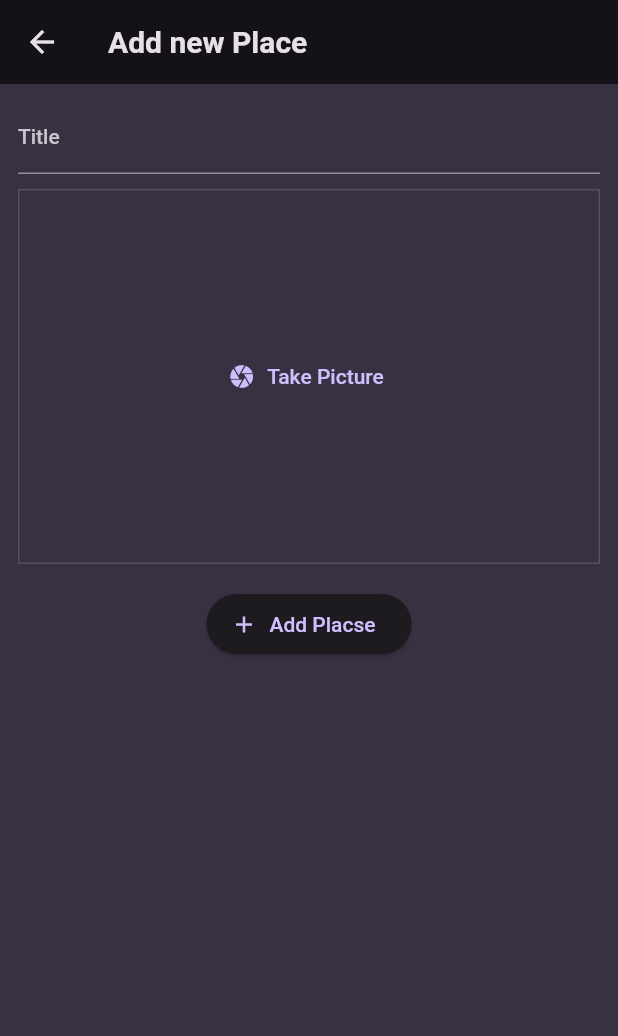
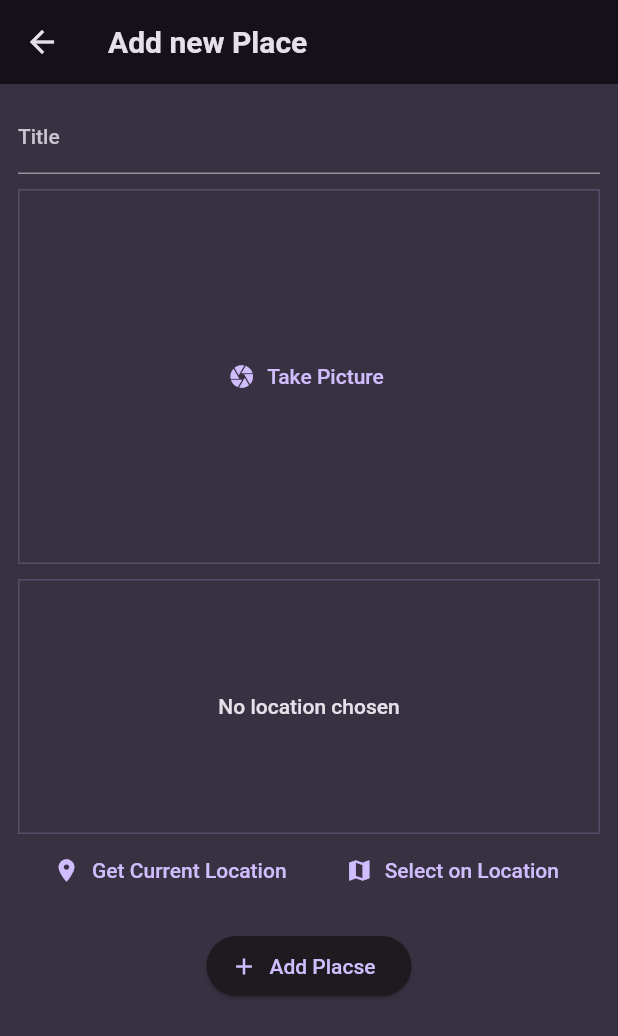
Before and after one commit to trungnghia2009/Flutter_Favorite_Places, a Flutter app: the screen it shows after launch, after a tap on the "add" icon, on a phone screen of 412 x 824 dp. Shown: the top 1036 px of the screen. Run offline on Flutter 3.47's test engine with Material 2 defaults, Android fonts, the light colour scheme and no system bars; our stand-ins replace flutter_riverpod, google_fonts, image_picker, location.

Commit message:
add more features

```diff
--- a/lib/main.dart
+++ b/lib/main.dart
@@ -42,6 +42,7 @@
       title: 'Great Places',
       theme: theme,
       home: const PlacesScreen(),
+      debugShowCheckedModeBanner: false,
     );
   }
 }
--- a/lib/screens/add_place.dart
+++ b/lib/screens/add_place.dart
@@ -1,3 +1,4 @@
+import 'package:a6_favorite_places/widgets/location_input.dart';
 import 'package:flutter/material.dart';
 import 'dart:io';
 
@@ -60,6 +61,8 @@
             ),
             const SizedBox(height: 10),
             ImageInput(onPickImage: _onPickImage),
+            const SizedBox(height: 10),
+            const LocationInput(),
             const SizedBox(height: 16),
             ElevatedButton.icon(
               onPressed: _savePlace,
--- /dev/null
+++ b/lib/widgets/location_input.dart
@@ -0,0 +1,99 @@
+import 'package:flutter/material.dart';
+import 'package:location/location.dart';
+
+class LocationInput extends StatefulWidget {
+  const LocationInput({super.key});
+
+  @override
+  State<LocationInput> createState() {
+    return _LocationInputState();
+  }
+}
+
+class _LocationInputState extends State<LocationInput> {
+  Location? _pickedLocation;
+  var _isGettingLocation = false;
+
+  void _getCurrentLocation() async {
+    Location location = Location();
+
+    bool serviceEnabled;
+    PermissionStatus permissionGranted;
+    LocationData locationData;
+
+    serviceEnabled = await location.serviceEnabled();
+    if (!serviceEnabled) {
+      serviceEnabled = await location.requestService();
+      if (!serviceEnabled) {
+        return;
+      }
+    }
+
+    permissionGranted = await location.hasPermission();
+    if (permissionGranted == PermissionStatus.denied) {
+      permissionGranted = await location.requestPermission();
+      if (permissionGranted != PermissionStatus.granted) {
+        return;
+      }
+    }
+
+    setState(() {
+      _isGettingLocation = true;
+    });
+
+    locationData = await location.getLocation();
+
+    setState(() {
+      _isGettingLocation = false;
+    });
+
+    debugPrint(locationData.latitude.toString());
+    debugPrint(locationData.altitude.toString());
+  }
+
+  @override
+  Widget build(BuildContext context) {
+    Widget previewContent = Text(
+      'No location chosen',
+      textAlign: TextAlign.center,
+      style: Theme.of(context).textTheme.bodyLarge!.copyWith(
+            color: Theme.of(context).colorScheme.onBackground,
+          ),
+    );
+
+    if (_isGettingLocation) {
+      previewContent = const CircularProgressIndicator();
+    }
+
+    return Column(
+      children: [
+        Container(
+          alignment: Alignment.center,
+          height: 170,
+          width: double.infinity,
+          decoration: BoxDecoration(
+              border: Border.all(
+                  width: 1,
+                  color:
+                      Theme.of(context).colorScheme.primary.withOpacity(0.2))),
+          child: previewContent,
+        ),
+        Row(
+          mainAxisAlignment: MainAxisAlignment.spaceEvenly,
+          children: [
+            TextButton.icon(
+              onPressed: _getCurrentLocation,
+              icon: const Icon(Icons.location_on),
+              label: const Text('Get Current Location'),
+            ),
+            TextButton.icon(
+              onPressed: () {},
+              icon: const Icon(Icons.map),
+              label: const Text('Select on Location'),
+            ),
+          ],
+        ),
+      ],
+    );
+  }
+}
```
Also changed, not shown: 5 other files.
